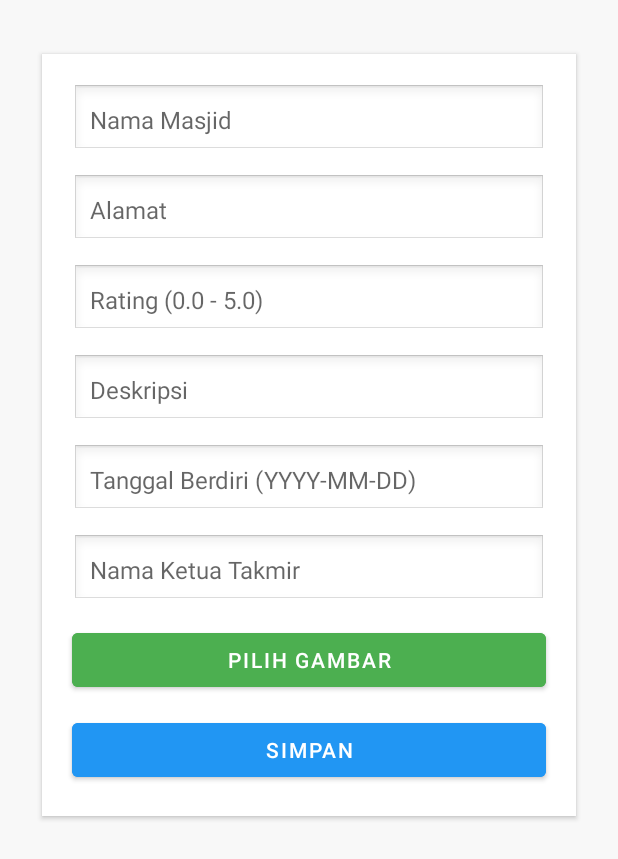
After one commit to taqicz/masjidapp, an Android app: the layout fragment_add_edit_mosque.xml on its own in the app's theme, with its tools: preview values and no code run, on a phone screen of 412 x 824 dp. The commit adds this screen. Shown: the top 859 px of the screen. Run offline under Robolectric (Android 15) with nearby library versions, the phone set to English and light mode, and no system bars.

Commit message:
Fiksasi Masjid v2

```diff
--- a/app/src/main/java/com/example/masjidapp/FragmentHome.java
+++ b/app/src/main/java/com/example/masjidapp/FragmentHome.java
@@ -129,7 +129,6 @@ public class FragmentHome extends Fragment {
             intent.putExtra("MOSQUE_NAME", mosque.getName());
             intent.putExtra("MOSQUE_ADDRESS", mosque.getAddress());
             intent.putExtra("MOSQUE_RATING", mosque.getRating());
-            intent.putExtra("MOSQUE_DISTANCE", mosque.getDistance());
             intent.putExtra("MOSQUE_IMAGE_URL", mosque.getImageUrl());
             intent.putExtra("MOSQUE_DESCRIPTION", mosque.getDescription());
             intent.putExtra("MOSQUE_ESTABLISHED_DATE", mosque.getEstablishedDate());
--- /dev/null
+++ b/app/src/main/res/layout/fragment_add_edit_mosque.xml
@@ -0,0 +1,109 @@
+<?xml version="1.0" encoding="utf-8"?>
+<ScrollView xmlns:android="http://schemas.android.com/apk/res/android"
+    android:layout_width="match_parent"
+    android:layout_height="match_parent"
+    android:padding="24dp"
+    android:background="#F8F8F8">
+
+    <LinearLayout
+        android:orientation="vertical"
+        android:layout_width="match_parent"
+        android:layout_height="wrap_content"
+        android:background="@android:color/white"
+        android:padding="20dp"
+        android:elevation="2dp"
+        android:layout_marginTop="12dp"
+        android:layout_marginBottom="12dp"
+        android:layout_marginHorizontal="4dp"
+        android:clipToPadding="false">
+
+        <EditText
+            android:id="@+id/input_name"
+            android:hint="Nama Masjid"
+            android:layout_width="match_parent"
+            android:layout_height="wrap_content"
+            android:padding="12dp"
+            android:background="@android:drawable/edit_text"
+            android:textSize="16sp"
+            android:layout_marginBottom="12dp"/>
+
+        <EditText
+            android:id="@+id/input_address"
+            android:hint="Alamat"
+            android:layout_width="match_parent"
+            android:layout_height="wrap_content"
+            android:padding="12dp"
+            android:background="@android:drawable/edit_text"
+            android:textSize="16sp"
+            android:layout_marginBottom="12dp"/>
+
+        <EditText
+            android:id="@+id/input_rating"
+            android:hint="Rating (0.0 - 5.0)"
+            android:inputType="numberDecimal"
+            android:layout_width="match_parent"
+            android:layout_height="wrap_content"
+            android:padding="12dp"
+            android:background="@android:drawable/edit_text"
+            android:textSize="16sp"
+            android:layout_marginBottom="12dp"/>
+
+        <EditText
+            android:id="@+id/input_description"
+            android:hint="Deskripsi"
+            android:layout_width="match_parent"
+            android:layout_height="wrap_content"
+            android:padding="12dp"
+            android:background="@android:drawable/edit_text"
+            android:textSize="16sp"
+            android:layout_marginBottom="12dp"/>
+
+        <EditText
+            android:id="@+id/input_date"
+            android:hint="Tanggal Berdiri (YYYY-MM-DD)"
+            android:layout_width="match_parent"
+            android:layout_height="wrap_content"
+            android:padding="12dp"
+            android:background="@android:drawable/edit_text"
+            android:textSize="16sp"
+            android:layout_marginBottom="12dp"/>
+
+        <EditText
+            android:id="@+id/input_chairman"
+            android:hint="Nama Ketua Takmir"
+            android:layout_width="match_parent"
+            android:layout_height="wrap_content"
+            android:padding="12dp"
+            android:background="@android:drawable/edit_text"
+            android:textSize="16sp"
+            android:layout_marginBottom="12dp"/>
+
+        <Button
+            android:id="@+id/btn_select_image"
+            android:text="Pilih Gambar"
+            android:layout_width="match_parent"
+            android:layout_height="wrap_content"
+            android:backgroundTint="#4CAF50"
+            android:textColor="@android:color/white"
+            android:layout_marginBottom="12dp"/>
+
+        <ImageView
+            android:id="@+id/image_preview"
+            android:layout_width="match_parent"
+            android:layout_height="120dp"
+            android:scaleType="centerCrop"
+            android:visibility="gone"
+            android:layout_marginBottom="16dp"
+            android:background="@android:color/darker_gray"
+            android:contentDescription="Preview Gambar" />
+
+        <Button
+            android:id="@+id/btn_save"
+            android:text="Simpan"
+            android:layout_width="match_parent"
+            android:layout_height="wrap_content"
+            android:backgroundTint="#2196F3"
+            android:textColor="@android:color/white"
+            android:elevation="2dp"/>
+    </LinearLayout>
+</ScrollView>
```
Also changed, not shown: app/src/main/java/com/example/masjidapp/AddEditMosqueFragment.java (added, +154 -0 lines), app/src/main/java/com/example/masjidapp/SearchFragment.java (+8 -2 lines).
